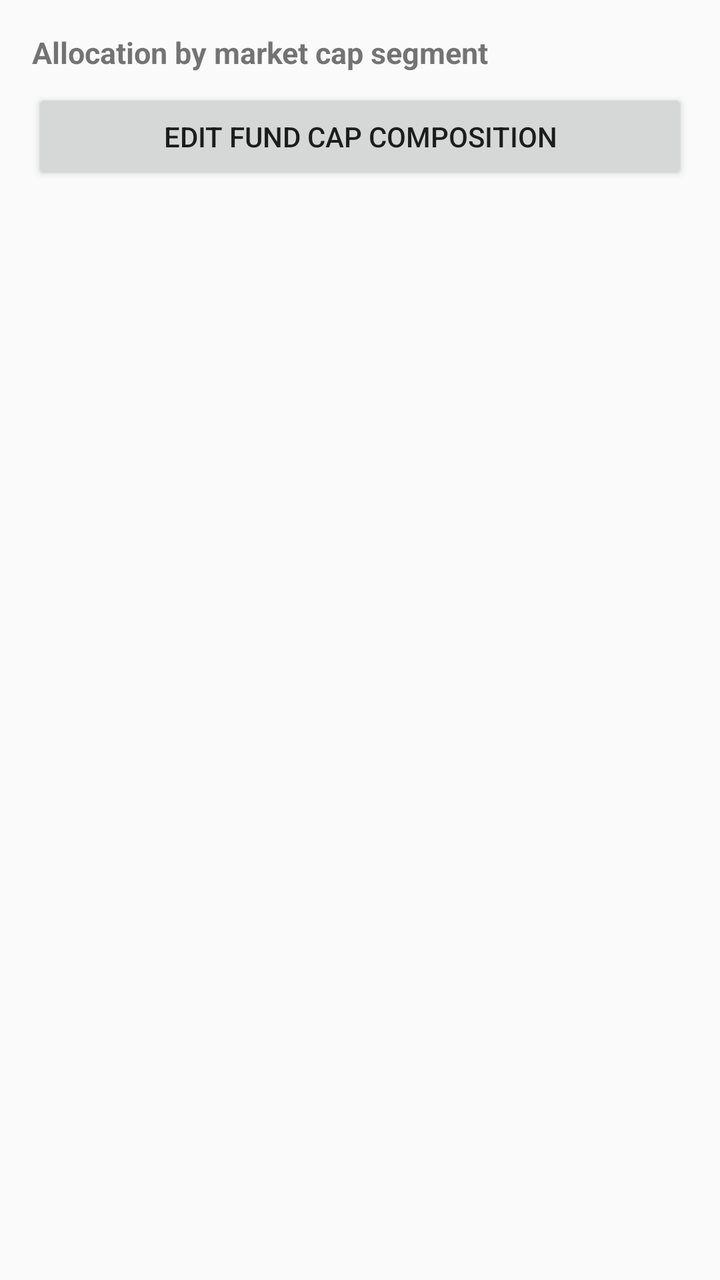
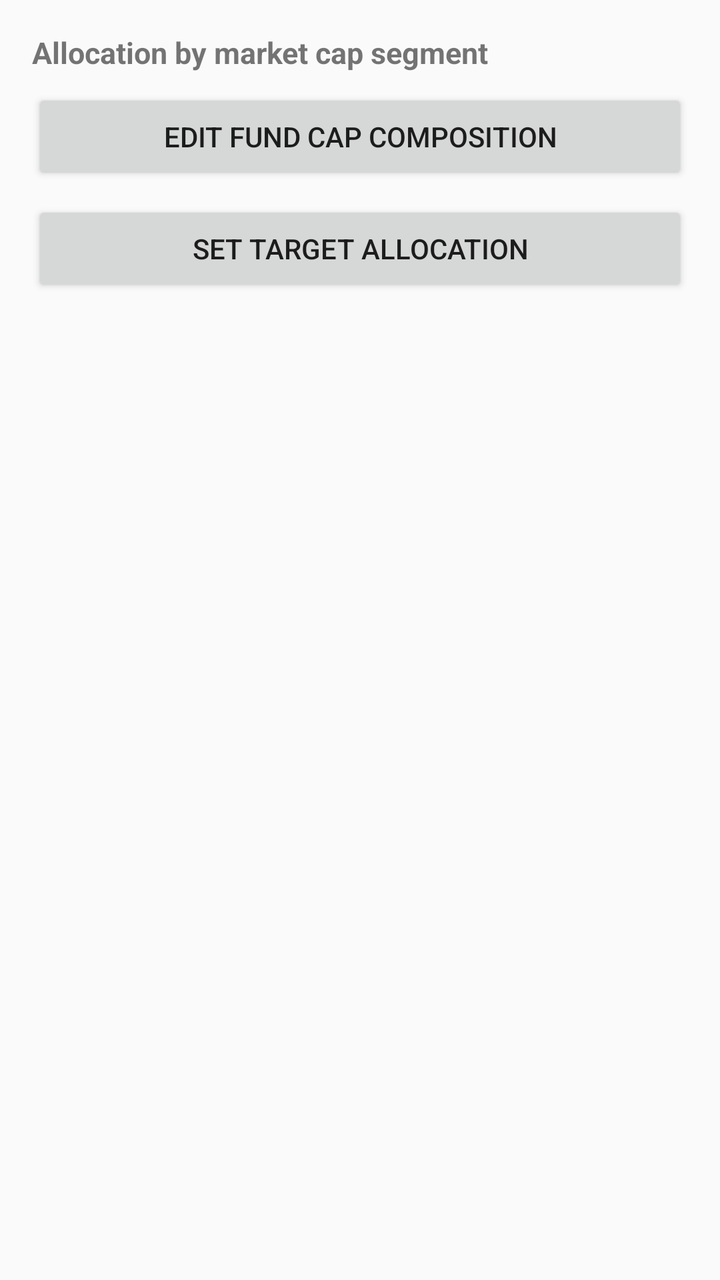

An Android layout rendered at two revisions. The XML below is the earlier revision; the diff shows what the commit changed to produce the second picture.
<!-- AndroidManifest.xml: application theme Theme.AppCompat.Light.NoActionBar -->
<!-- res/layout/activity_allocation.xml -->
<?xml version="1.0" encoding="utf-8"?>
<LinearLayout xmlns:android="http://schemas.android.com/apk/res/android"
    android:layout_width="match_parent"
    android:layout_height="match_parent"
    android:orientation="vertical"
    android:padding="16dp">

    <TextView
        android:id="@+id/allocationSummary"
        android:layout_width="match_parent"
        android:layout_height="wrap_content"
        android:textSize="15sp"
        android:textStyle="bold"
        android:text="Allocation by market cap segment" />

    <Button
        android:id="@+id/editCompositionButton"
        android:layout_width="match_parent"
        android:layout_height="wrap_content"
        android:layout_marginTop="8dp"
        android:text="Edit Fund Cap Composition" />

    <androidx.recyclerview.widget.RecyclerView
        android:id="@+id/allocationRecyclerView"
        android:layout_width="match_parent"
        android:layout_height="0dp"
        android:layout_weight="1"
        android:layout_marginTop="12dp" />

</LinearLayout>
<!-- resources referenced by this layout -->
<resources>

</resources>

<!-- the commit's change to res/layout/activity_allocation.xml (unified diff, before → after) -->
@@ -20,6 +20,13 @@
         android:layout_marginTop="8dp"
         android:text="Edit Fund Cap Composition" />
 
+    <Button
+        android:id="@+id/setTargetButton"
+        android:layout_width="match_parent"
+        android:layout_height="wrap_content"
+        android:layout_marginTop="8dp"
+        android:text="Set Target Allocation" />
+
     <androidx.recyclerview.widget.RecyclerView
         android:id="@+id/allocationRecyclerView"
         android:layout_width="match_parent"
